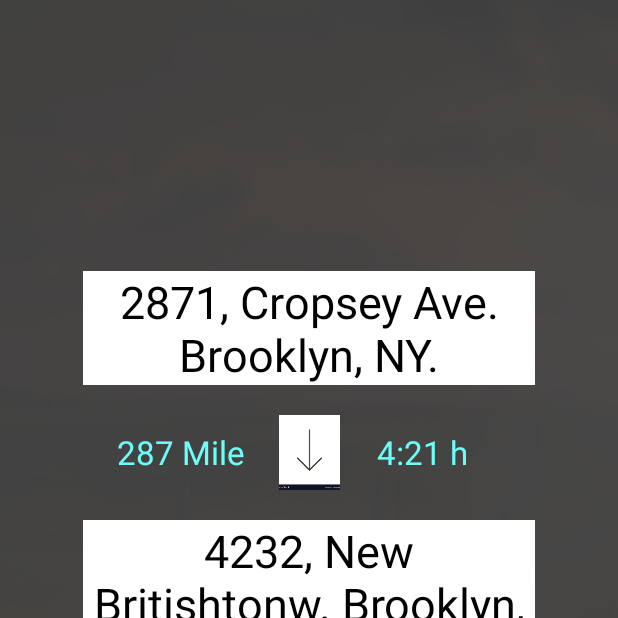
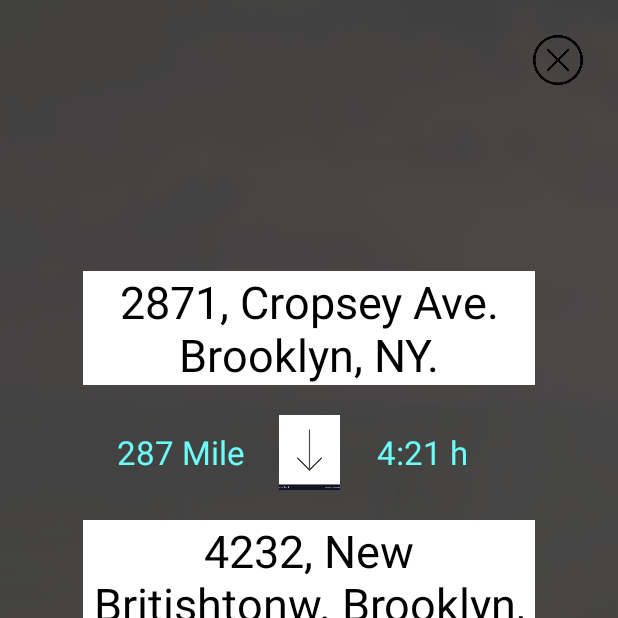
Before and after one commit to pertooo/NaviTruck, an Android app: the NotifyTaskReceived screen opened directly, with no data from a screen before it, on a phone screen of 412 x 824 dp, the top half of it. Run offline under Robolectric (Android 15) with nearby library versions, the phone set to English and light mode, and no system bars.

Commit message:
Close new Task

```diff
--- a/app/src/main/java/com/example/navitruck/Utils/Constants.java
+++ b/app/src/main/java/com/example/navitruck/Utils/Constants.java
@@ -5,4 +5,6 @@ public class Constants {
     public static String API_BASE_URL = "http://192.168.1.10:8080";
     public static String HEADER_STRING = "Authorization";
 
+    public static boolean SEEN_LAST_TASK = true;
+
 }
--- a/app/src/main/java/com/example/navitruck/network/AuthenticateRestClient.java
+++ b/app/src/main/java/com/example/navitruck/network/AuthenticateRestClient.java
@@ -39,4 +39,6 @@ public class AuthenticateRestClient {
 
         call.enqueue(cb);
     }
+
+
 }
--- a/app/src/main/java/com/example/navitruck/screens/task/NotifyTaskReceived.java
+++ b/app/src/main/java/com/example/navitruck/screens/task/NotifyTaskReceived.java
@@ -7,28 +7,51 @@ import android.content.Context;
 import android.content.DialogInterface;
 import android.content.Intent;
 import android.content.IntentFilter;
+import android.content.SharedPreferences;
 import android.media.AudioManager;
 import android.media.ToneGenerator;
 import android.os.Bundle;
 import android.util.Log;
+import android.view.View;
+import android.widget.Button;
 
 import com.example.navitruck.R;
+import com.example.navitruck.Utils.Constants;
 import com.example.navitruck.dto.Task;
+import com.example.navitruck.screens.login.LoginActivity;
 
 public class NotifyTaskReceived extends Activity {
 
     private static final String TAG = "NotifyTaskReceived";
 
+    private Activity activity;
+
+    private Button closeBtn;
+
+    private SharedPreferences sharedPref;
+    private SharedPreferences.Editor editor;
+
+
     @Override
     protected void onCreate(Bundle savedInstanceState) {
         super.onCreate(savedInstanceState);
-        setContentView(R.layout.fragment_new_task);
+        final View view = getLayoutInflater().inflate(R.layout.fragment_new_task, null);
+        setContentView(view);
+
+        initViews(view);
 
         Bundle bundle = getIntent().getExtras();
         if(bundle!=null){
             Task task = (Task) bundle.getSerializable("task");
-            Log.e(TAG , task.getAddressFrom());
+            if(task!=null){
+                Log.e(TAG , task.getAddressFrom());
+            }
+
         }
+
+        setListeners();
+
+        System.out.println(123);
 
 
     }
@@ -37,9 +60,26 @@ public class NotifyTaskReceived extends Activity {
     protected void onResume(){
         super.onResume();
 
-        ToneGenerator toneGen1 = new ToneGenerator(AudioManager.STREAM_MUSIC, 100);
-        toneGen1.startTone(ToneGenerator.TONE_CDMA_PIP,1150);
+
+    }
+
+    private void initViews(View view){
+        activity = this;
+
+        sharedPref = activity.getPreferences(Context.MODE_PRIVATE);
+        editor = sharedPref.edit();
+
+        closeBtn = view.findViewById(R.id.close);
+    }
+
+    private void setListeners(){
+        closeBtn.setOnClickListener(view -> {
+            Constants.SEEN_LAST_TASK = true;
+
+            finish();
+        });
     }
 
 
+
 }
--- a/app/src/main/java/com/example/navitruck/service/MyWorker.java
+++ b/app/src/main/java/com/example/navitruck/service/MyWorker.java
@@ -4,12 +4,15 @@ package com.example.navitruck.service;
 import android.content.Context;
 import androidx.annotation.NonNull;
 
+import android.content.SharedPreferences;
 import android.os.Handler;
 import android.util.Log;
 import android.widget.Toast;
 
 import androidx.work.Worker;
 import androidx.work.WorkerParameters;
+
+import com.example.navitruck.R;
 
 public class MyWorker extends Worker {
 
--- a/app/src/main/res/layout/fragment_new_task.xml
+++ b/app/src/main/res/layout/fragment_new_task.xml
@@ -1,9 +1,32 @@
 <?xml version="1.0" encoding="utf-8"?>
 <androidx.constraintlayout.widget.ConstraintLayout
-    xmlns:android="http://schemas.android.com/apk/res/android" android:layout_width="match_parent"
+    xmlns:android="http://schemas.android.com/apk/res/android"
+    xmlns:tools="http://schemas.android.com/tools"
+    android:layout_width="match_parent"
     android:layout_height="match_parent"
     android:background="@color/gray">
 
+    <LinearLayout
+        android:layout_width="fill_parent"
+        android:layout_height="wrap_content"
+        android:orientation="horizontal"
+        tools:ignore="MissingConstraints">
+
+        <RelativeLayout
+            android:layout_width="match_parent"
+            android:layout_height="wrap_content">
+
+            <Button
+                android:id="@+id/close"
+                android:layout_width="40dp"
+                android:layout_height="40dp"
+                android:layout_margin="20dp"
+                android:layout_alignParentRight="true"
+                android:background="@drawable/close"
+                android:gravity="right" />
+        </RelativeLayout>
+
+    </LinearLayout>
 
     <LinearLayout
         android:layout_width="match_parent"
@@ -11,6 +34,8 @@
         android:orientation="vertical"
         android:gravity="center"
         android:padding="25dp">
+
+
 
         <LinearLayout
             android:layout_width="match_parent"
--- a/app/src/main/res/values/strings.xml
+++ b/app/src/main/res/values/strings.xml
@@ -26,6 +26,8 @@
     <string name="logged_in" translatable="false">logged_in</string>
     <string name="logged_user" translatable="false">logged_user</string>
     <string name="logged_pass" translatable="false">logged_pass</string>
+    <string name="new_task_received" translatable="false">new_task_received</string>
+    <string name="last_task_seen" translatable="false">last_task_seen</string>
 //Keys End
 
 
```
Also changed, not shown: app/src/main/java/com/example/navitruck/screens/login/LoginActivity.java (+32 -6 lines), app/src/main/java/com/example/navitruck/service/MyFirebaseMessagingService.java (+5 -3 lines), app/src/main/res/drawable/close.png (added).
